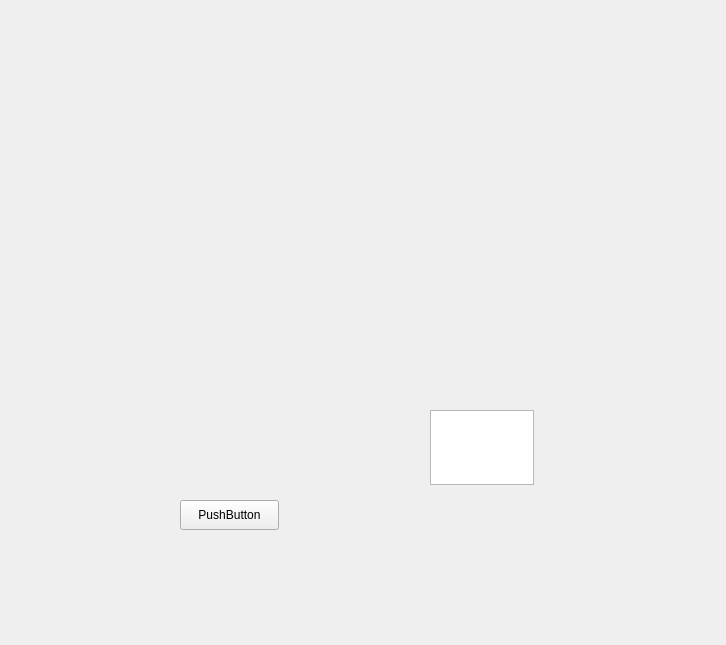
The window that untitled.ui (Chiefkiller/Integral-Python) describes before a commit, drawn with Qt 5.
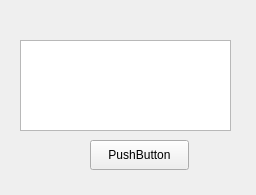
The same window after the commit.

```diff
--- a/untitled.ui
+++ b/untitled.ui
@@ -6,8 +6,8 @@
    <rect>
     <x>0</x>
     <y>0</y>
-    <width>726</width>
-    <height>645</height>
+    <width>256</width>
+    <height>195</height>
    </rect>
   </property>
   <property name="windowTitle">
@@ -16,8 +16,8 @@
   <widget class="QPushButton" name="pushButton">
    <property name="geometry">
     <rect>
-     <x>180</x>
-     <y>500</y>
+     <x>90</x>
+     <y>140</y>
      <width>99</width>
      <height>30</height>
     </rect>
@@ -29,10 +29,10 @@
   <widget class="QTextEdit" name="textEdit">
    <property name="geometry">
     <rect>
-     <x>430</x>
-     <y>410</y>
-     <width>104</width>
-     <height>75</height>
+     <x>20</x>
+     <y>40</y>
+     <width>211</width>
+     <height>91</height>
     </rect>
    </property>
   </widget>
```
